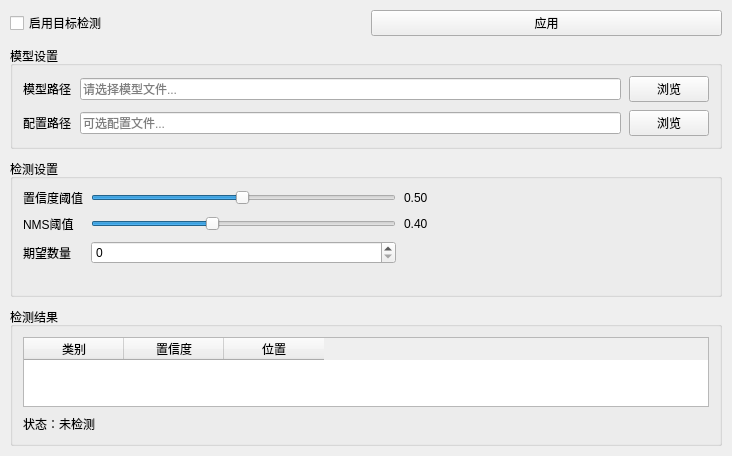
Old version of the form ui/tabs/object_detection_tab.ui in the repository xiaoyuan1021/MyTool.
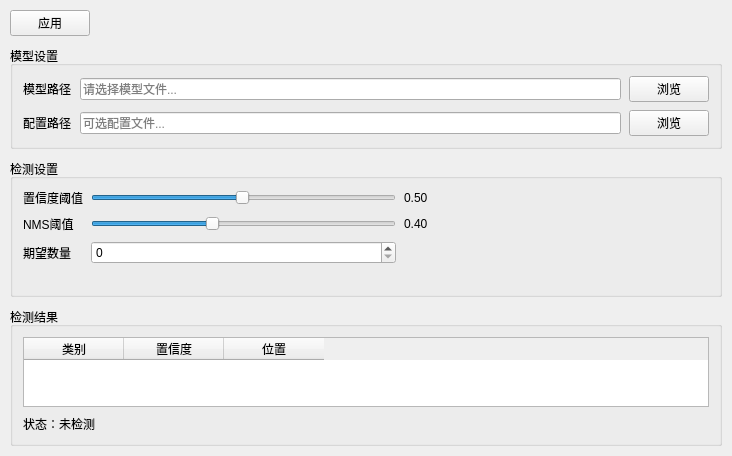
New version of the form.

What changed in the file:
```diff
--- a/ui/tabs/object_detection_tab.ui
+++ b/ui/tabs/object_detection_tab.ui
@@ -31,13 +31,6 @@
    </property>
    <item>
     <layout class="QHBoxLayout" name="horizontalLayout_top">
-     <item>
-      <widget class="QCheckBox" name="chk_enableObjectDetection">
-       <property name="text">
-        <string>启用目标检测</string>
-       </property>
-      </widget>
-     </item>
      <item>
       <widget class="QPushButton" name="btn_apply">
        <property name="text">
@@ -45,6 +38,19 @@
        </property>
       </widget>
      </item>
+      <item>
+       <spacer name="horizontalSpacer_top">
+        <property name="orientation">
+         <enum>Qt::Orientation::Horizontal</enum>
+        </property>
+        <property name="sizeHint" stdset="0">
+         <size>
+          <width>40</width>
+          <height>20</height>
+         </size>
+        </property>
+       </spacer>
+      </item>
     </layout>
    </item>
    <item>
```
Lines whose indentation alone changed are shown as unchanged.
